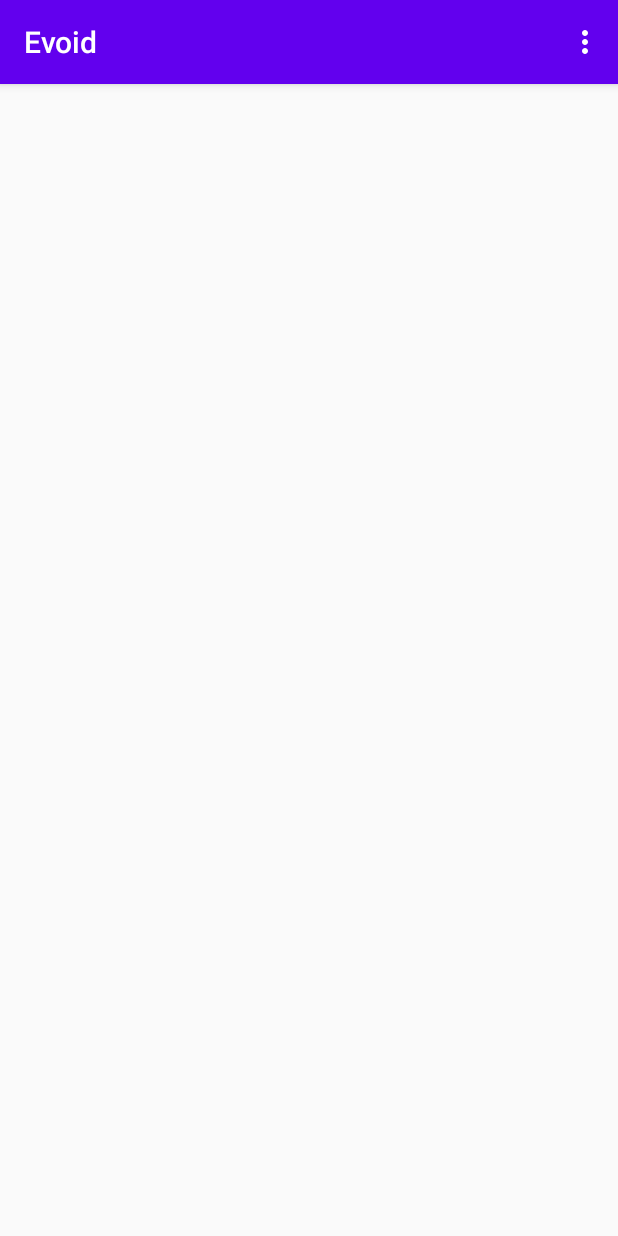
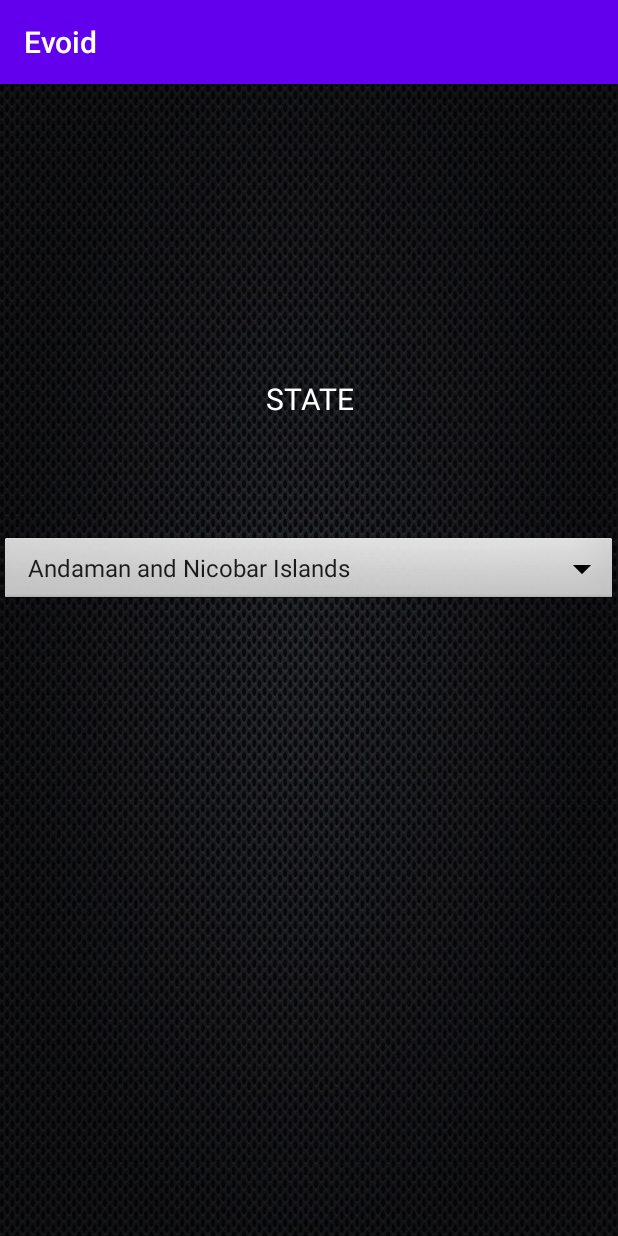
Before and after one commit to Evoid-sos/minor-project, an Android app: the MainActivity2 screen opened directly, with no data from a screen before it, in the options menu, after a tap on "COVID-19 Helplines", on a phone screen of 412 x 824 dp. Run offline under Robolectric (Android 15) with nearby library versions, the phone set to English and light mode, and no system bars.

Commit message:
COVID helpline page added

```diff
--- a/app/src/main/AndroidManifest.xml
+++ b/app/src/main/AndroidManifest.xml
@@ -9,7 +9,8 @@
         android:roundIcon="@mipmap/ic_launcher_round"
         android:supportsRtl="true"
         android:theme="@style/AppTheme">
-        <activity android:name=".MainActivity2"></activity>
+        <activity android:name=".covidHelplines"></activity>
+        <activity android:name=".MainActivity2" />
         <activity
             android:name=".registered"
             android:screenOrientation="portrait"
--- a/app/src/main/java/com/example/evoid/MainActivity2.kt
+++ b/app/src/main/java/com/example/evoid/MainActivity2.kt
@@ -1,12 +1,16 @@
 package com.example.evoid
 
+import android.content.Intent
 import androidx.appcompat.app.AppCompatActivity
 import android.os.Bundle
 import android.view.Menu
 import android.view.MenuInflater
 import android.view.MenuItem
+import android.widget.ImageView
 import android.widget.Toast
+import android.widget.Toast.LENGTH_LONG
 import androidx.lifecycle.whenCreated
+import com.google.android.material.snackbar.BaseTransientBottomBar.LENGTH_LONG
 
 class MainActivity2 : AppCompatActivity() {
     override fun onCreateOptionsMenu(menu: Menu?): Boolean {
@@ -20,8 +24,8 @@ class MainActivity2 : AppCompatActivity() {
          super.onOptionsItemSelected(item)
         when(item.itemId)
         {
-            R.id.guidelines -> Toast.makeText(applicationContext, "View Guidelines", Toast.LENGTH_SHORT).show()
-            R.id.covid -> Toast.makeText(applicationContext, "COVID Helplines", Toast.LENGTH_SHORT).show()
+            R.id.guidelines -> Toast.makeText(applicationContext, "Guidelines", Toast.LENGTH_SHORT).show()
+            R.id.covid -> startActivity(Intent(this,covidHelplines::class.java))
             R.id.cybercrime -> Toast.makeText(applicationContext, "CyberCrimes", Toast.LENGTH_SHORT).show()
             R.id.help -> Toast.makeText(applicationContext, "Help", Toast.LENGTH_SHORT).show()
             else -> Toast.makeText(applicationContext, "Could not complete the request", Toast.LENGTH_SHORT).show()
@@ -31,5 +35,10 @@ class MainActivity2 : AppCompatActivity() {
     override fun onCreate(savedInstanceState: Bundle?) {
         super.onCreate(savedInstanceState)
         setContentView(R.layout.activity_main2)
+        val panicButton = findViewById(R.id.panicButton) as ImageView
+        panicButton.setOnClickListener()
+        {
+            Toast.makeText(applicationContext,"PANIC",Toast.LENGTH_LONG).show()
+        }
     }
 }
--- /dev/null
+++ b/app/src/main/java/com/example/evoid/covidHelplines.kt
@@ -0,0 +1,50 @@
+package com.example.evoid
+
+import androidx.appcompat.app.AppCompatActivity
+import android.os.Bundle
+import android.view.View
+import android.widget.AdapterView
+import android.widget.ArrayAdapter
+import android.widget.Spinner
+import android.widget.Toast
+import kotlinx.android.synthetic.main.activity_covid_helplines.*
+
+class covidHelplines : AppCompatActivity() {
+    override fun onCreate(savedInstanceState: Bundle?) {
+        super.onCreate(savedInstanceState)
+        setContentView(R.layout.activity_covid_helplines)
+        val states = resources.getStringArray(R.array.States)
+        val spinner = R.id.spinner1
+        if (spinner != null) {
+            val adapter = ArrayAdapter(this,
+                android.R.layout.simple_spinner_item, states)
+            spinner1.adapter = adapter
+            val languages = resources.getStringArray(R.array.States)
+
+            // access the spinner
+            val spinner = findViewById<Spinner>(R.id.spinner1)
+            if (spinner != null) {
+                val adapter = ArrayAdapter(
+                    this,
+                    android.R.layout.simple_spinner_item, languages
+                )
+                spinner.adapter = adapter
+
+                spinner.onItemSelectedListener = object :
+                    AdapterView.OnItemSelectedListener {
+                    override fun onItemSelected(
+                        parent: AdapterView<*>,
+                        view: View, position: Int, id: Long
+                    ) {
+                        Toast.makeText(
+                            applicationContext,
+                            getString(R.string.selected_item) + " " +
+                                    "" + languages[position], Toast.LENGTH_SHORT
+                        ).show()
+                    }
+
+                    override fun onNothingSelected(parent: AdapterView<*>) {
+                        // write code to perform some action
+                    }
+                }
+            }}}}
--- /dev/null
+++ b/app/src/main/res/layout/activity_covid_helplines.xml
@@ -0,0 +1,38 @@
+<?xml version="1.0" encoding="utf-8"?>
+<androidx.constraintlayout.widget.ConstraintLayout xmlns:android="http://schemas.android.com/apk/res/android"
+    xmlns:app="http://schemas.android.com/apk/res-auto"
+    xmlns:tools="http://schemas.android.com/tools"
+    android:layout_width="match_parent"
+    android:layout_height="match_parent"
+    android:background="@drawable/login_bg3"
+    tools:context=".covidHelplines">
+
+    <Spinner
+        android:id="@+id/spinner1"
+        android:layout_width="match_parent"
+        android:layout_height="wrap_content"
+        android:layout_marginBottom="419dp"
+        android:background="@android:drawable/btn_dropdown"
+        android:spinnerMode="dropdown"
+        app:layout_constraintBottom_toBottomOf="parent"
+        app:layout_constraintEnd_toEndOf="parent"
+        app:layout_constraintStart_toStartOf="parent" />
+
+    <TextView
+        android:id="@+id/textView2"
+        android:layout_width="313dp"
+        android:layout_height="34dp"
+        android:layout_marginStart="50dp"
+        android:layout_marginTop="178dp"
+        android:layout_marginEnd="50dp"
+        android:layout_marginBottom="52dp"
+        android:text="STATE"
+        android:textAlignment="center"
+        android:textColor="#ffffff"
+        android:textSize="20dp"
+        app:layout_constraintBottom_toTopOf="@+id/spinner1"
+        app:layout_constraintEnd_toEndOf="parent"
+        app:layout_constraintStart_toStartOf="parent"
+        app:layout_constraintTop_toTopOf="parent" />
+
+</androidx.constraintlayout.widget.ConstraintLayout>
--- a/app/src/main/res/layout/activity_main2.xml
+++ b/app/src/main/res/layout/activity_main2.xml
@@ -4,6 +4,20 @@
     xmlns:tools="http://schemas.android.com/tools"
     android:layout_width="match_parent"
     android:layout_height="match_parent"
+    android:background="@drawable/login_bg3"
     tools:context=".MainActivity2">
 
+    <ImageView
+        android:id="@+id/panicButton"
+        android:layout_width="175dp"
+        android:layout_height="163dp"
+        android:layout_marginStart="118dp"
+        android:layout_marginTop="284dp"
+        android:layout_marginEnd="118dp"
+        android:layout_marginBottom="284dp"
+        app:layout_constraintBottom_toBottomOf="parent"
+        app:layout_constraintEnd_toEndOf="parent"
+        app:layout_constraintStart_toStartOf="parent"
+        app:layout_constraintTop_toTopOf="parent"
+        app:srcCompat="@android:drawable/ic_notification_overlay" />
 </androidx.constraintlayout.widget.ConstraintLayout>
--- a/app/src/main/res/menu/main_menu.xml
+++ b/app/src/main/res/menu/main_menu.xml
@@ -4,6 +4,4 @@
     <item android:title="@string/covid_19_helplines" android:id="@+id/covid"></item>
     <item android:title="@string/cyber_crime_protection_guideline" android:id="@+id/cybercrime"></item>
     <item android:title="@string/help" android:id="@+id/help"></item>
-
-
 </menu>
--- a/app/src/main/res/values/strings.xml
+++ b/app/src/main/res/values/strings.xml
@@ -48,4 +48,45 @@
     <string name="covid_19_helplines">COVID-19 Helplines</string>
     <string name="cyber_crime_protection_guideline">Cyber Crime Protection Guideline</string>
     <string name="help">Help</string>
+    <string name="selected_item">Selected item:</string>
+    <string-array name="States">
+        <item>Andaman and Nicobar Islands</item>
+        <item>Andhra Pradesh</item>
+        <item>Arunachal Pradesh</item>
+        <item>Assam</item>
+        <item>Bihar</item>
+        <item>Chandigarh</item>
+        <item>Chhattisgarh</item>
+        <item>Dadra and Nagar Haveli</item>
+        <item>Daman and Diu</item>
+        <item>Delhi</item>
+        <item>Goa</item>
+        <item>Gujarat</item>
+        <item>Haryana</item>
+        <item>Himachal Pradesh</item>
+        <item>Jammu</item>
+        <item>Jharkhand</item>
+        <item>Karnataka</item>
+        <item>Kashmir</item>
+        <item>Kerala</item>
+        <item>Ladakh</item>
+        <item>Lakshadweep</item>
+        <item>Madhya Pradesh</item>
+        <item>Maharashtra</item>
+        <item>Manipur</item>
+        <item>Meghalaya</item>
+        <item>Mizoram</item>
+        <item>Nagaland</item>
+        <item>Odisha</item>
+        <item>Puducherry</item>
+        <item>Punjab</item>
+        <item>Rajastham</item>
+        <item>Sikkim</item>
+        <item>Tamil Nadu</item>
+        <item>Telangana</item>
+        <item>Tripura</item>
+        <item>Uttarakhand</item>
+        <item>Uttar Pradesh</item>
+        <item>West Bengal</item>
+    </string-array>
 </resources>
```
